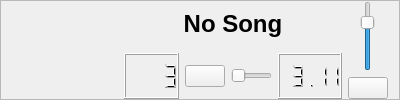
First picture: the form in audioplayer.ui, repository mhaehnel/UltraEdit, before the edit.
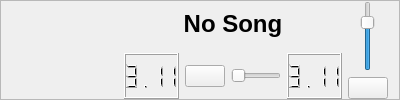
Second picture: the form after the edit. Icons and pictures are not drawn.

Commit message: Fixed broken paus/play Cleaned up audioplayer code

```diff
--- a/audioplayer.ui
+++ b/audioplayer.ui
@@ -75,7 +75,7 @@
           <number>4</number>
          </property>
          <property name="value" stdset="0">
-          <double>3.000000000000000</double>
+          <double>3.110000000000000</double>
          </property>
         </widget>
        </item>
@@ -107,6 +107,9 @@
        </item>
        <item>
         <widget class="QLCDNumber" name="songTimeRemaining">
+         <property name="digitCount">
+          <number>4</number>
+         </property>
          <property name="value" stdset="0">
           <double>3.110000000000000</double>
          </property>
```
Left out of the diff: 8 changed lines with no effect on the pictures. The commit also changes 1 other file.
